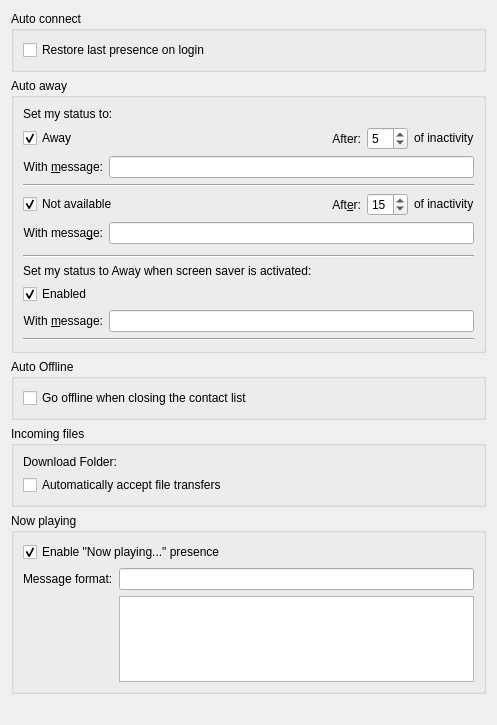
Above: config/telepathy-kded-config.ui from KDE/ktp-kded-module before the change. Below: the same form after it.
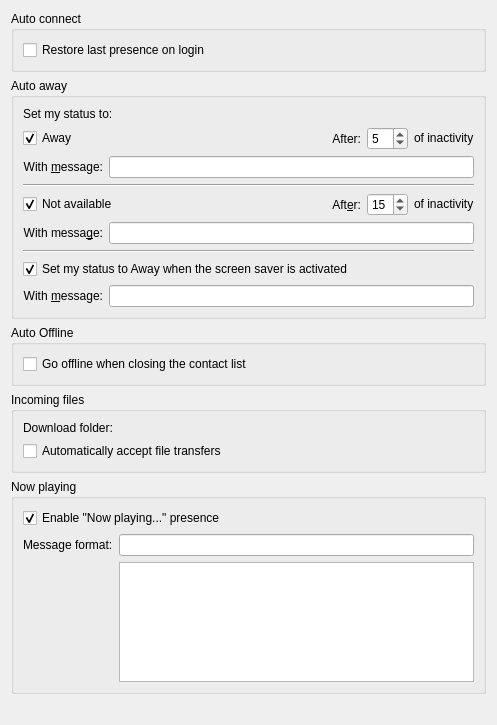
That is the form after the change. Custom widgets are drawn as their Qt base class.

Commit message:
Second round of changes for the settings dialog
Polishing for the settings dialog.
* Fix a typo (wrong capitalization)
* Disable labels which belong to disabled controls
* Add a 3 pixel padding to the "Now Playing" list widget
* QHBoxLayout -> QGridLayout to avoid warnings
This also adjusts the style of the "Screen Saver" change to the new
style of the settings dialog (e.g. no seperate "Enabled" label)
REVIEW:110291

What changed in the file:
```diff
--- a/config/telepathy-kded-config.ui
+++ b/config/telepathy-kded-config.ui
@@ -19,8 +19,8 @@
      <property name="flat">
       <bool>false</bool>
      </property>
-     <layout class="QHBoxLayout" name="horizontalLayout_6">
-      <item>
+     <layout class="QGridLayout" name="gridLayout_4">
+      <item row="0" column="0">
        <widget class="QCheckBox" name="m_autoConnectCheckBox">
         <property name="text">
          <string>Restore last presence on login</string>
@@ -38,15 +38,15 @@
      <property name="flat">
       <bool>false</bool>
      </property>
-     <layout class="QVBoxLayout" name="verticalLayout_3">
-      <item>
+     <layout class="QGridLayout" name="gridLayout_3">
+      <item row="0" column="0">
        <widget class="QLabel" name="label">
         <property name="text">
          <string>Set my status to:</string>
         </property>
        </widget>
       </item>
-      <item>
+      <item row="1" column="0">
        <layout class="QVBoxLayout" name="verticalLayout_2">
         <item>
          <layout class="QHBoxLayout" name="away_check_layout">
@@ -103,7 +103,7 @@
            </widget>
           </item>
           <item>
-           <widget class="QLabel" name="label_2">
+           <widget class="QLabel" name="m_awayInactivityLabel">
             <property name="sizePolicy">
              <sizepolicy hsizetype="Fixed" vsizetype="Fixed">
               <horstretch>0</horstretch>
@@ -202,7 +202,7 @@
            </widget>
           </item>
           <item>
-           <widget class="QLabel" name="label_3">
+           <widget class="QLabel" name="m_xaInactivityLabel">
             <property name="sizePolicy">
              <sizepolicy hsizetype="Fixed" vsizetype="Fixed">
               <horstretch>0</horstretch>
@@ -238,46 +238,21 @@
         </item>
        </layout>
       </item>
-      <item>
-       <spacer name="verticalSpacerScreenSaverAway">
-        <property name="orientation">
-         <enum>Qt::Vertical</enum>
-        </property>
-        <property name="sizeType">
-         <enum>QSizePolicy::Fixed</enum>
-        </property>
-        <property name="sizeHint" stdset="0">
-         <size>
-          <width>20</width>
-          <height>5</height>
-         </size>
-        </property>
-       </spacer>
-      </item>
-      <item>
+      <item row="2" column="0">
        <widget class="Line" name="line_2">
         <property name="orientation">
          <enum>Qt::Horizontal</enum>
         </property>
        </widget>
       </item>
-      <item>
-       <layout class="QVBoxLayout" name="verticalLayout_3">
-        <item>
-         <widget class="QLabel" name="labelScreenSaverAway">
-          <property name="text">
-           <string>Set my status to Away when screen saver is activated:</string>
-          </property>
-         </widget>
-        </item>
-        <item>
+      <item row="3" column="0">
          <layout class="QVBoxLayout" name="verticalLayoutScreenSaverAway">
           <item>
-           <layout class="QHBoxLayout" name="away_check_layout">
+         <layout class="QHBoxLayout" name="screensaver_layout">
             <item>
              <widget class="QCheckBox" name="m_screenSaverAwayCheckBox">
               <property name="text">
-               <string>Enabled</string>
+             <string>Set my status to Away when the screen saver is activated</string>
               </property>
               <property name="checked">
                <bool>true</bool>
@@ -319,15 +294,6 @@
             </item>
            </layout>
           </item>
-          <item>
-           <widget class="Line" name="line">
-            <property name="orientation">
-             <enum>Qt::Horizontal</enum>
-            </property>
-           </widget>
-          </item>
-         </layout>
-        </item>
        </layout>
       </item>
      </layout>
@@ -341,8 +307,8 @@
      <property name="flat">
       <bool>false</bool>
      </property>
-     <layout class="QVBoxLayout" name="verticalLayout_6">
-      <item>
+     <layout class="QGridLayout" name="gridLayout_2">
+      <item row="0" column="0">
        <widget class="QCheckBox" name="m_autoOfflineCheckBox">
         <property name="text">
          <string>Go offline when closing the contact list</string>
@@ -360,13 +326,13 @@
      <property name="flat">
       <bool>false</bool>
      </property>
-     <layout class="QVBoxLayout" name="verticalLayout_5">
-      <item>
+     <layout class="QGridLayout" name="gridLayout">
+      <item row="0" column="0">
        <layout class="QHBoxLayout" name="download_folder_layout">
         <item>
          <widget class="QLabel" name="m_downloadUrlLabel">
           <property name="text">
-           <string>Download Folder:</string>
+           <string>Download folder:</string>
           </property>
           <property name="buddy">
            <cstring>m_downloadUrlRequester</cstring>
@@ -388,7 +354,7 @@
         </item>
        </layout>
       </item>
-      <item>
+      <item row="1" column="0">
        <widget class="QCheckBox" name="m_autoAcceptCheckBox">
         <property name="text">
          <string>Automatically accept file transfers</string>
@@ -406,8 +372,8 @@
      <property name="flat">
       <bool>false</bool>
      </property>
-     <layout class="QVBoxLayout" name="verticalLayout_4">
-      <item>
+     <layout class="QGridLayout" name="gridLayout_5">
+      <item row="0" column="0">
        <widget class="QCheckBox" name="m_nowPlayingCheckBox">
         <property name="text">
          <string>Enable &quot;Now playing...&quot; presence</string>
@@ -417,7 +383,7 @@
         </property>
        </widget>
       </item>
-      <item>
+      <item row="1" column="0">
        <layout class="QFormLayout" name="nowPlayingMessageFormatLayout">
         <item row="0" column="0">
          <widget class="QLabel" name="message_format_label">
```
Lines whose indentation alone changed are shown as unchanged. The commit also changes 3 other files.
